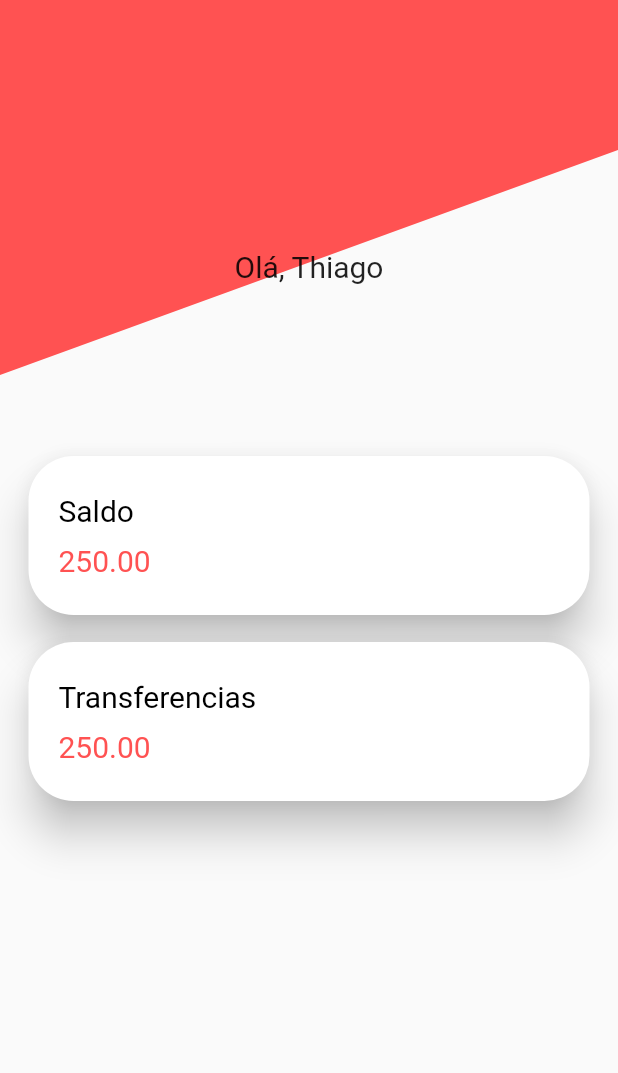
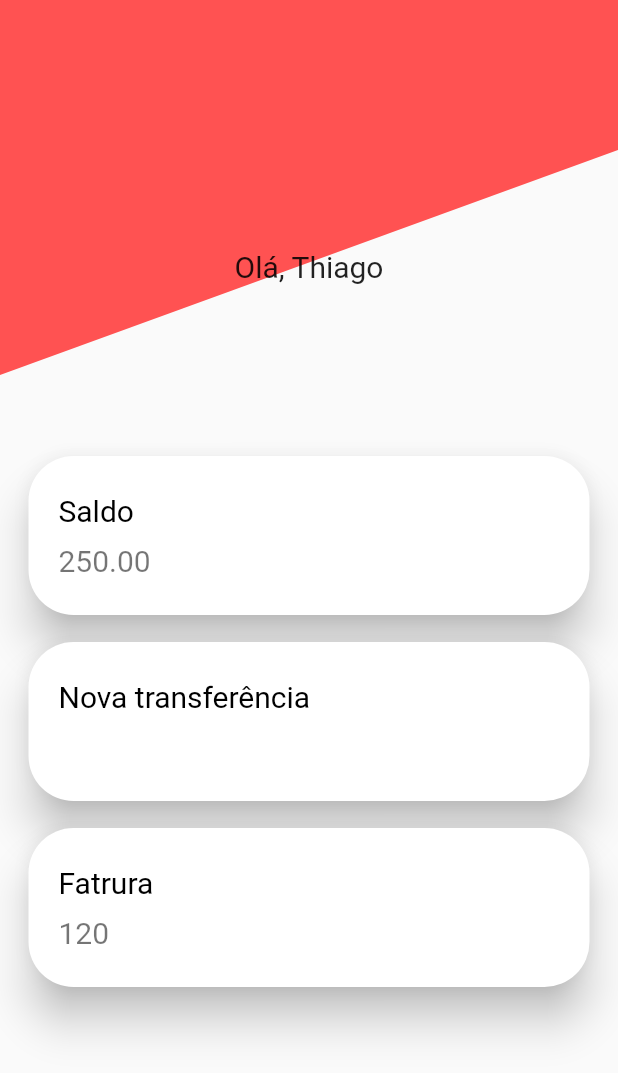
Before and after one commit to Magnothiago/AlfaBank, a Flutter app: the Perfil screen opened by its route, on a phone screen of 412 x 824 dp. Shown: the top 1073 px of the screen. Run offline on Flutter 3.47's test engine with Material 2 defaults, Android fonts, the phone set to English and light mode, and no system bars; our stand-ins replace brasil_fields, cloud_firestore, email_validator, firebase_auth, firebase_core, flutter_screenutil and 1 more; missing offline and left inert: cpfcnpj; accounts and stored records are empty.

Commit message:
novo card e mudanca no design

```diff
--- a/lib/src/screnn/screen_inicial/card_component.dart
+++ b/lib/src/screnn/screen_inicial/card_component.dart
@@ -46,7 +46,7 @@ class CardItem extends StatelessWidget {
                     Text(
                       this._subtitle,
                       style: TextStyle(
-                        color: Colors.redAccent,
+                        color: Colors.black54,
                         fontSize: 20,
                       ),
                     ),
--- a/lib/src/screnn/screen_inicial/home.dart
+++ b/lib/src/screnn/screen_inicial/home.dart
@@ -24,10 +24,19 @@ class Perfil extends StatelessWidget {
               height: 10,
             ),
             CardItem(
-              'Transferencias',
+              'Nova transferência',
               Colors.black,
-              '250.00',
+              '',
               () {},
+            ),
+            SizedBox(
+              height: 10,
+            ),
+            CardItem(
+              'Fatrura',
+              Colors.black,
+              '120',
+                  () {},
             ),
           ],
         ),
```
